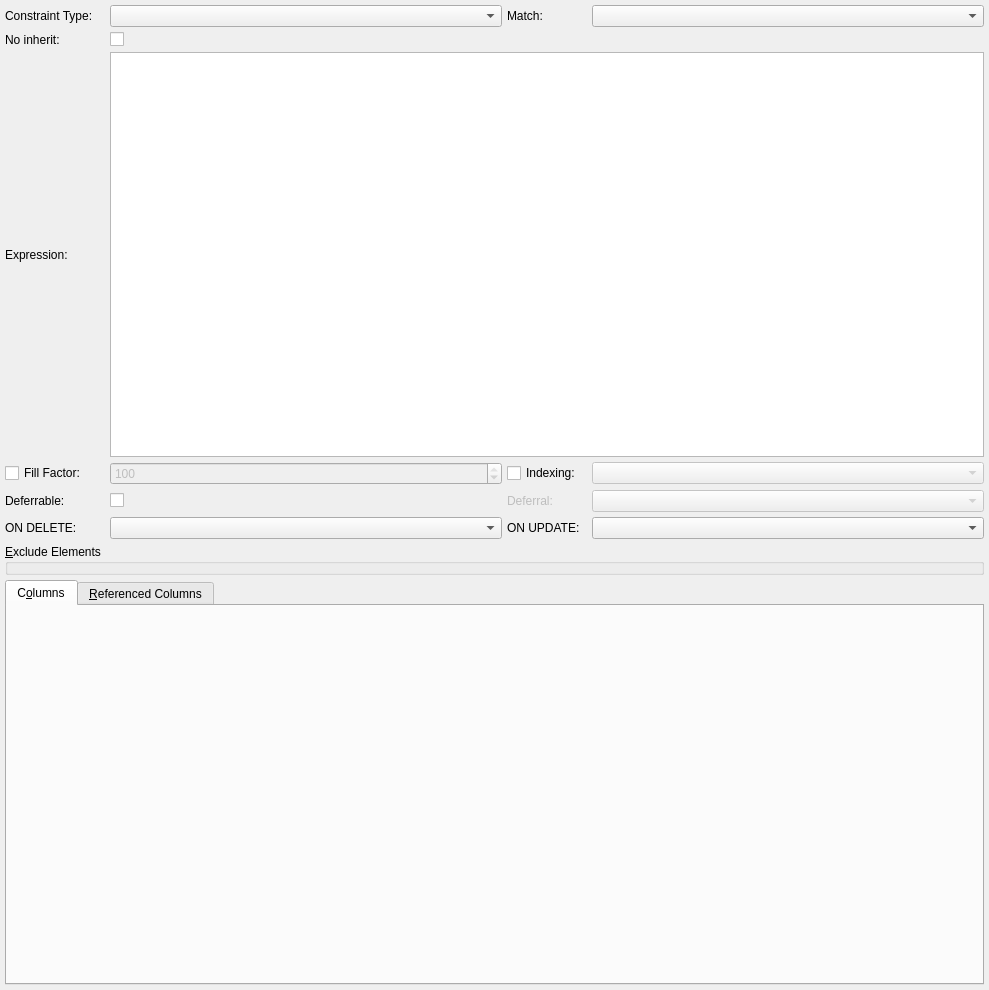
Above: libs/libgui/ui/dbobjects/constraintwidget.ui from pgmodeler/pgmodeler before the change. Below: the same form after it.
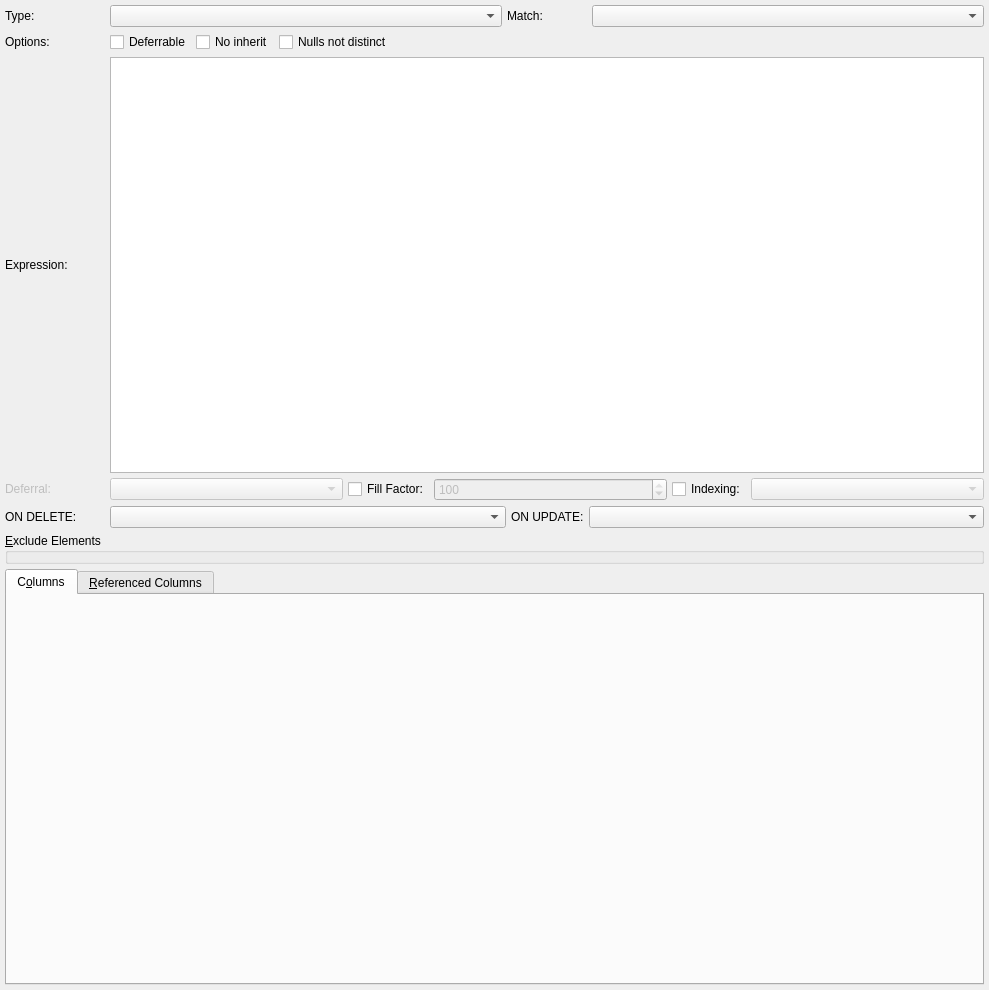
That is the form after the change. Icons and pictures are not drawn.

Commit message: Added support for NULLS NOT DISTINCT attribute in unique constarints and indexes

```diff
--- a/libs/libgui/ui/dbobjects/constraintwidget.ui
+++ b/libs/libgui/ui/dbobjects/constraintwidget.ui
@@ -32,36 +32,19 @@
    <property name="spacing">
     <number>5</number>
    </property>
-   <item row="1" column="2">
-    <widget class="QLabel" name="match_lbl">
-     <property name="sizePolicy">
-      <sizepolicy hsizetype="Preferred" vsizetype="Fixed">
-       <horstretch>0</horstretch>
-       <verstretch>0</verstretch>
-      </sizepolicy>
+   <item row="5" column="1" colspan="2">
+    <layout class="QHBoxLayout" name="horizontalLayout_3">
+     <property name="spacing">
+      <number>5</number>
      </property>
-     <property name="minimumSize">
-      <size>
-       <width>80</width>
-       <height>0</height>
-      </size>
+     <property name="bottomMargin">
+      <number>0</number>
      </property>
-     <property name="maximumSize">
-      <size>
-       <width>75</width>
-       <height>16777215</height>
-      </size>
-     </property>
-     <property name="text">
-      <string>Match:</string>
-     </property>
-     <property name="alignment">
-      <set>Qt::AlignLeading|Qt::AlignLeft|Qt::AlignVCenter</set>
-     </property>
-    </widget>
-   </item>
-   <item row="1" column="3">
-    <widget class="QComboBox" name="match_cmb">
+     <item>
+      <widget class="QComboBox" name="deferral_cmb">
+       <property name="enabled">
+        <bool>false</bool>
+       </property>
      <property name="sizePolicy">
       <sizepolicy hsizetype="Preferred" vsizetype="Fixed">
        <horstretch>0</horstretch>
@@ -82,64 +65,20 @@
      </property>
     </widget>
    </item>
-   <item row="1" column="0">
-    <widget class="QLabel" name="constr_type_lbl">
+     <item>
+      <widget class="QCheckBox" name="fill_factor_chk">
      <property name="sizePolicy">
       <sizepolicy hsizetype="Fixed" vsizetype="Fixed">
        <horstretch>0</horstretch>
        <verstretch>0</verstretch>
       </sizepolicy>
      </property>
-     <property name="minimumSize">
-      <size>
-       <width>100</width>
-       <height>0</height>
-      </size>
-     </property>
      <property name="text">
-      <string>Constraint Type:</string>
+        <string>Fill Factor:</string>
      </property>
     </widget>
    </item>
-   <item row="1" column="1">
-    <widget class="QComboBox" name="constr_type_cmb">
-     <property name="minimumSize">
-      <size>
-       <width>100</width>
-       <height>0</height>
-      </size>
-     </property>
-     <property name="toolTip">
-      <string>This attribute cannot be changed once the object is created.</string>
-     </property>
-     <property name="iconSize">
-      <size>
-       <width>28</width>
-       <height>28</height>
-      </size>
-     </property>
-    </widget>
-   </item>
-   <item row="3" column="0">
-    <widget class="QLabel" name="expression_lbl">
-     <property name="sizePolicy">
-      <sizepolicy hsizetype="Fixed" vsizetype="Preferred">
-       <horstretch>0</horstretch>
-       <verstretch>0</verstretch>
-      </sizepolicy>
-     </property>
-     <property name="minimumSize">
-      <size>
-       <width>100</width>
-       <height>0</height>
-      </size>
-     </property>
-     <property name="text">
-      <string>Expression:</string>
-     </property>
-    </widget>
-   </item>
-   <item row="5" column="1">
+     <item>
     <widget class="QSpinBox" name="fill_factor_sb">
      <property name="enabled">
       <bool>false</bool>
@@ -161,39 +100,41 @@
      </property>
     </widget>
    </item>
-   <item row="6" column="0">
-    <widget class="QLabel" name="deferrable_lbl">
+     <item>
+      <widget class="QCheckBox" name="indexing_chk">
      <property name="sizePolicy">
       <sizepolicy hsizetype="Fixed" vsizetype="Fixed">
        <horstretch>0</horstretch>
        <verstretch>0</verstretch>
       </sizepolicy>
      </property>
-     <property name="minimumSize">
+       <property name="text">
+        <string>Indexing:</string>
+       </property>
+      </widget>
+     </item>
+     <item>
+      <widget class="QComboBox" name="indexing_cmb">
+       <property name="enabled">
+        <bool>false</bool>
+       </property>
+       <property name="sizePolicy">
+        <sizepolicy hsizetype="Preferred" vsizetype="Fixed">
+         <horstretch>0</horstretch>
+         <verstretch>0</verstretch>
+        </sizepolicy>
+       </property>
+       <property name="iconSize">
       <size>
-       <width>100</width>
-       <height>0</height>
-      </size>
-     </property>
-     <property name="text">
-      <string>Deferrable:</string>
-     </property>
-    </widget>
-   </item>
-   <item row="6" column="1">
-    <widget class="QCheckBox" name="deferrable_chk">
-     <property name="sizePolicy">
-      <sizepolicy hsizetype="Preferred" vsizetype="Fixed">
-       <horstretch>0</horstretch>
-       <verstretch>0</verstretch>
-      </sizepolicy>
-     </property>
-     <property name="text">
-      <string/>
-     </property>
-    </widget>
+         <width>28</width>
+         <height>28</height>
+        </size>
+       </property>
+      </widget>
+     </item>
+    </layout>
    </item>
-   <item row="6" column="2">
+   <item row="5" column="0">
     <widget class="QLabel" name="deferral_lbl">
      <property name="enabled">
       <bool>false</bool>
@@ -221,54 +162,52 @@
      </property>
     </widget>
    </item>
-   <item row="6" column="3">
-    <widget class="QComboBox" name="deferral_cmb">
-     <property name="enabled">
-      <bool>false</bool>
+   <item row="2" column="0">
+    <widget class="QLabel" name="label">
+     <property name="text">
+      <string>Options:</string>
      </property>
+    </widget>
+   </item>
+   <item row="0" column="0">
+    <widget class="QLabel" name="constr_type_lbl">
      <property name="sizePolicy">
-      <sizepolicy hsizetype="Preferred" vsizetype="Fixed">
+      <sizepolicy hsizetype="Fixed" vsizetype="Fixed">
        <horstretch>0</horstretch>
        <verstretch>0</verstretch>
       </sizepolicy>
      </property>
      <property name="minimumSize">
       <size>
-       <width>120</width>
+       <width>100</width>
        <height>0</height>
       </size>
      </property>
-     <property name="iconSize">
-      <size>
-       <width>28</width>
-       <height>28</height>
-      </size>
+     <property name="text">
+      <string>Type:</string>
      </property>
     </widget>
    </item>
-   <item row="7" column="1">
-    <widget class="QComboBox" name="on_delete_cmb">
+   <item row="4" column="0">
+    <widget class="QLabel" name="expression_lbl">
      <property name="sizePolicy">
-      <sizepolicy hsizetype="Preferred" vsizetype="Fixed">
+      <sizepolicy hsizetype="Fixed" vsizetype="Preferred">
        <horstretch>0</horstretch>
        <verstretch>0</verstretch>
       </sizepolicy>
      </property>
      <property name="minimumSize">
       <size>
-       <width>120</width>
+       <width>100</width>
        <height>0</height>
       </size>
      </property>
-     <property name="iconSize">
-      <size>
-       <width>28</width>
-       <height>28</height>
-      </size>
+     <property name="text">
+      <string>Expression:</string>
      </property>
     </widget>
    </item>
-   <item row="7" column="0">
+   <item row="6" column="0">
     <widget class="QLabel" name="on_delete_lbl">
      <property name="sizePolicy">
       <sizepolicy hsizetype="Fixed" vsizetype="Fixed">
@@ -287,7 +226,147 @@
      </property>
     </widget>
    </item>
-   <item row="7" column="2">
+   <item row="0" column="1" colspan="2">
+    <layout class="QHBoxLayout" name="horizontalLayout_2">
+     <property name="spacing">
+      <number>5</number>
+     </property>
+     <property name="bottomMargin">
+      <number>0</number>
+     </property>
+     <item>
+      <widget class="QComboBox" name="constr_type_cmb">
+       <property name="sizePolicy">
+        <sizepolicy hsizetype="Expanding" vsizetype="Fixed">
+         <horstretch>0</horstretch>
+         <verstretch>0</verstretch>
+        </sizepolicy>
+       </property>
+       <property name="toolTip">
+        <string>This attribute cannot be changed once the object is created.</string>
+       </property>
+       <property name="iconSize">
+        <size>
+         <width>28</width>
+         <height>28</height>
+        </size>
+       </property>
+      </widget>
+     </item>
+     <item>
+      <widget class="QLabel" name="match_lbl">
+       <property name="sizePolicy">
+        <sizepolicy hsizetype="Fixed" vsizetype="Fixed">
+         <horstretch>0</horstretch>
+         <verstretch>0</verstretch>
+        </sizepolicy>
+       </property>
+       <property name="minimumSize">
+        <size>
+         <width>80</width>
+         <height>0</height>
+        </size>
+       </property>
+       <property name="maximumSize">
+        <size>
+         <width>75</width>
+         <height>16777215</height>
+        </size>
+       </property>
+       <property name="text">
+        <string>Match:</string>
+       </property>
+       <property name="alignment">
+        <set>Qt::AlignLeading|Qt::AlignLeft|Qt::AlignVCenter</set>
+       </property>
+      </widget>
+     </item>
+     <item>
+      <widget class="QComboBox" name="match_cmb">
+       <property name="sizePolicy">
+        <sizepolicy hsizetype="Expanding" vsizetype="Fixed">
+         <horstretch>0</horstretch>
+         <verstretch>0</verstretch>
+        </sizepolicy>
+       </property>
+       <property name="iconSize">
+        <size>
+         <width>28</width>
+         <height>28</height>
+        </size>
+       </property>
+      </widget>
+     </item>
+    </layout>
+   </item>
+   <item row="4" column="1" colspan="2">
+    <widget class="QPlainTextEdit" name="expression_txt">
+     <property name="sizePolicy">
+      <sizepolicy hsizetype="Expanding" vsizetype="Expanding">
+       <horstretch>0</horstretch>
+       <verstretch>0</verstretch>
+      </sizepolicy>
+     </property>
+     <property name="minimumSize">
+      <size>
+       <width>0</width>
+       <height>50</height>
+      </size>
+     </property>
+     <property name="maximumSize">
+      <size>
+       <width>16777215</width>
+       <height>16777215</height>
+      </size>
+     </property>
+     <property name="frameShadow">
+      <enum>QFrame::Sunken</enum>
+     </property>
+     <property name="lineWidth">
+      <number>1</number>
+     </property>
+     <property name="midLineWidth">
+      <number>0</number>
+     </property>
+     <property name="verticalScrollBarPolicy">
+      <enum>Qt::ScrollBarAsNeeded</enum>
+     </property>
+     <property name="horizontalScrollBarPolicy">
+      <enum>Qt::ScrollBarAsNeeded</enum>
+     </property>
+    </widget>
+   </item>
+   <item row="6" column="1" colspan="2">
+    <layout class="QHBoxLayout" name="on_del_lt">
+     <property name="spacing">
+      <number>5</number>
+     </property>
+     <property name="bottomMargin">
+      <number>0</number>
+     </property>
+     <item>
+      <widget class="QComboBox" name="on_delete_cmb">
+       <property name="sizePolicy">
+        <sizepolicy hsizetype="Preferred" vsizetype="Fixed">
+         <horstretch>0</horstretch>
+         <verstretch>0</verstretch>
+        </sizepolicy>
+       </property>
+       <property name="minimumSize">
+        <size>
+         <width>120</width>
+         <height>0</height>
+        </size>
+       </property>
+       <property name="iconSize">
+        <size>
+         <width>28</width>
+         <height>28</height>
+        </size>
+       </property>
+      </widget>
+     </item>
+     <item>
     <widget class="QLabel" name="on_update_lbl">
      <property name="sizePolicy">
       <sizepolicy hsizetype="Fixed" vsizetype="Fixed">
@@ -312,7 +391,7 @@
      </property>
     </widget>
    </item>
-   <item row="7" column="3">
+     <item>
     <widget class="QComboBox" name="on_update_cmb">
      <property name="sizePolicy">
       <sizepolicy hsizetype="Preferred" vsizetype="Fixed">
@@ -334,34 +413,9 @@
      </property>
     </widget>
    </item>
-   <item row="2" column="0">
-    <widget class="QLabel" name="no_inherit_lbl">
-     <property name="text">
-      <string>No inherit:</string>
-     </property>
-    </widget>
+    </layout>
    </item>
-   <item row="2" column="1" colspan="3">
-    <widget class="QCheckBox" name="no_inherit_chk">
-     <property name="text">
-      <string/>
-     </property>
-    </widget>
-   </item>
-   <item row="8" column="0" colspan="4">
-    <widget class="QGroupBox" name="excl_elems_grp">
-     <property name="sizePolicy">
-      <sizepolicy hsizetype="Expanding" vsizetype="Preferred">
-       <horstretch>0</horstretch>
-       <verstretch>0</verstretch>
-      </sizepolicy>
-     </property>
-     <property name="title">
-      <string>&amp;Exclude Elements</string>
-     </property>
-    </widget>
-   </item>
-   <item row="9" column="0" colspan="4">
+   <item row="9" column="0" colspan="3">
     <widget class="QTabWidget" name="columns_tbw">
      <property name="sizePolicy">
       <sizepolicy hsizetype="Expanding" vsizetype="Expanding">
@@ -440,79 +494,72 @@
      </widget>
     </widget>
    </item>
-   <item row="5" column="2">
-    <widget class="QCheckBox" name="indexing_chk">
-     <property name="sizePolicy">
-      <sizepolicy hsizetype="Fixed" vsizetype="Fixed">
-       <horstretch>0</horstretch>
-       <verstretch>0</verstretch>
-      </sizepolicy>
+   <item row="2" column="1" colspan="2">
+    <layout class="QHBoxLayout" name="horizontalLayout">
+     <property name="spacing">
+      <number>5</number>
      </property>
-     <property name="text">
-      <string>Indexing:</string>
-     </property>
-    </widget>
-   </item>
-   <item row="5" column="3">
-    <widget class="QComboBox" name="indexing_cmb">
-     <property name="enabled">
-      <bool>false</bool>
-     </property>
-     <property name="sizePolicy">
-      <sizepolicy hsizetype="Preferred" vsizetype="Fixed">
-       <horstretch>0</horstretch>
-       <verstretch>0</verstretch>
-      </sizepolicy>
-     </property>
-     <property name="iconSize">
-      <size>
-       <width>28</width>
-       <height>28</height>
-      </size>
-     </property>
-    </widget>
-   </item>
-   <item row="5" column="0">
-    <widget class="QCheckBox" name="fill_factor_chk">
-     <property name="text">
-      <string>Fill Factor:</string>
-     </property>
-    </widget>
-   </item>
-   <item row="3" column="1" colspan="3">
-    <widget class="QPlainTextEdit" name="expression_txt">
-     <property name="sizePolicy">
-      <sizepolicy hsizetype="Expanding" vsizetype="Expanding">
-       <horstretch>0</horstretch>
-       <verstretch>0</verstretch>
-      </sizepolicy>
-     </property>
-     <property name="minimumSize">
-      <size>
-       <width>0</width>
-       <height>50</height>
-      </size>
-     </property>
-     <property name="maximumSize">
-      <size>
-       <width>16777215</width>
-       <height>16777215</height>
-      </size>
-     </property>
-     <property name="frameShadow">
-      <enum>QFrame::Sunken</enum>
-     </property>
-     <property name="lineWidth">
-      <number>1</number>
-     </property>
-     <property name="midLineWidth">
+     <property name="bottomMargin">
       <number>0</number>
      </property>
-     <property name="verticalScrollBarPolicy">
-      <enum>Qt::ScrollBarAsNeeded</enum>
-     </property>
-     <property name="horizontalScrollBarPolicy">
-      <enum>Qt::ScrollBarAsNeeded</enum>
+     <item>
+      <widget class="QCheckBox" name="deferrable_chk">
+       <property name="sizePolicy">
+        <sizepolicy hsizetype="Preferred" vsizetype="Fixed">
+         <horstretch>0</horstretch>
+         <verstretch>0</verstretch>
+        </sizepolicy>
+       </property>
+       <property name="text">
+        <string>Deferrable</string>
+       </property>
+      </widget>
+     </item>
+     <item>
+      <widget class="QCheckBox" name="no_inherit_chk">
+       <property name="text">
+        <string>No inherit</string>
+       </property>
+      </widget>
+     </item>
+     <item>
+      <widget class="QCheckBox" name="nulls_not_distinct_chk">
+       <property name="sizePolicy">
+        <sizepolicy hsizetype="Preferred" vsizetype="Fixed">
+         <horstretch>0</horstretch>
+         <verstretch>0</verstretch>
+        </sizepolicy>
+       </property>
+       <property name="text">
+        <string>Nulls not distinct</string>
+       </property>
+      </widget>
+     </item>
+     <item>
+      <spacer name="horizontalSpacer">
+       <property name="orientation">
+        <enum>Qt::Horizontal</enum>
+       </property>
+       <property name="sizeHint" stdset="0">
+        <size>
+         <width>40</width>
+         <height>20</height>
+        </size>
+       </property>
+      </spacer>
+     </item>
+    </layout>
+   </item>
+   <item row="8" column="0" colspan="3">
+    <widget class="QGroupBox" name="excl_elems_grp">
+     <property name="sizePolicy">
+      <sizepolicy hsizetype="Expanding" vsizetype="Preferred">
+       <horstretch>0</horstretch>
+       <verstretch>0</verstretch>
+      </sizepolicy>
+     </property>
+     <property name="title">
+      <string>&amp;Exclude Elements</string>
      </property>
     </widget>
    </item>
```
Left out of the diff: 11 changed lines with no effect on the pictures. Lines whose indentation alone changed are shown as unchanged. The commit also changes 19 other files.
